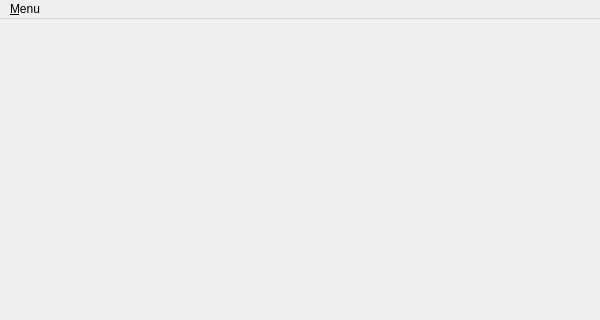
Qt form Qt/ui/MapMainWindow.ui (Beanecessar/MapApp) before a commit; both pictures show x 0 to 600 and y 0 to 320 of the 600 by 800 pixel window.
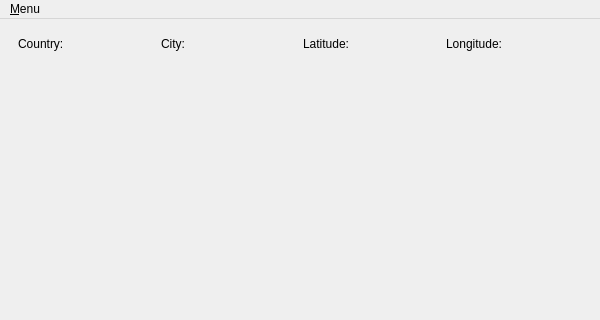
The same form after that commit.

```diff
--- a/Qt/ui/MapMainWindow.ui
+++ b/Qt/ui/MapMainWindow.ui
@@ -15,6 +15,46 @@
   </property>
   <widget class="QWidget" name="centralwidget">
    <layout class="QVBoxLayout" name="verticalLayout">
+    <item>
+     <widget class="QWidget" name="localArea" native="true">
+      <property name="sizePolicy">
+       <sizepolicy hsizetype="Preferred" vsizetype="Maximum">
+        <horstretch>0</horstretch>
+        <verstretch>0</verstretch>
+       </sizepolicy>
+      </property>
+      <layout class="QHBoxLayout" name="horizontalLayout_2">
+       <item>
+        <widget class="QLabel" name="countryLabel">
+         <property name="text">
+          <string>Country:</string>
+         </property>
+        </widget>
+       </item>
+       <item>
+        <widget class="QLabel" name="cityLabel">
+         <property name="text">
+          <string>City:</string>
+         </property>
+        </widget>
+       </item>
+       <item>
+        <widget class="QLabel" name="latitudeLabel">
+         <property name="text">
+          <string>Latitude:</string>
+         </property>
+        </widget>
+       </item>
+       <item>
+        <widget class="QLabel" name="longitudeLabel">
+         <property name="text">
+          <string>Longitude:</string>
+         </property>
+        </widget>
+       </item>
+      </layout>
+     </widget>
+    </item>
     <item>
      <widget class="QWidget" name="displayArea" native="true">
       <layout class="QVBoxLayout" name="verticalLayout_2"/>
```
